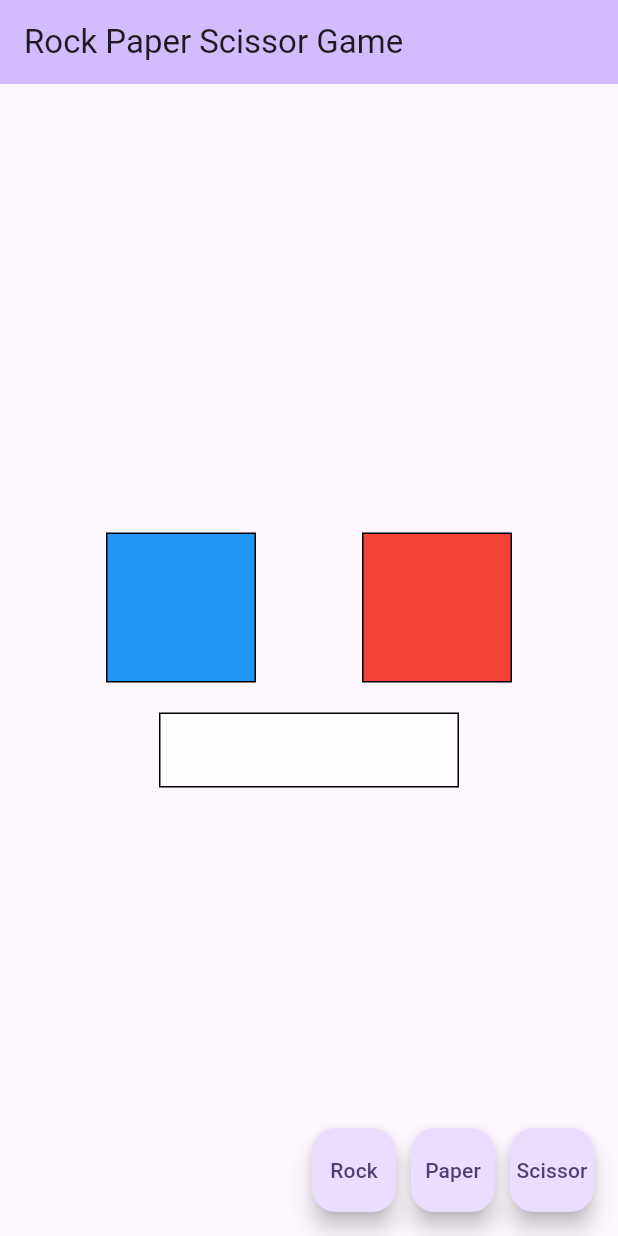
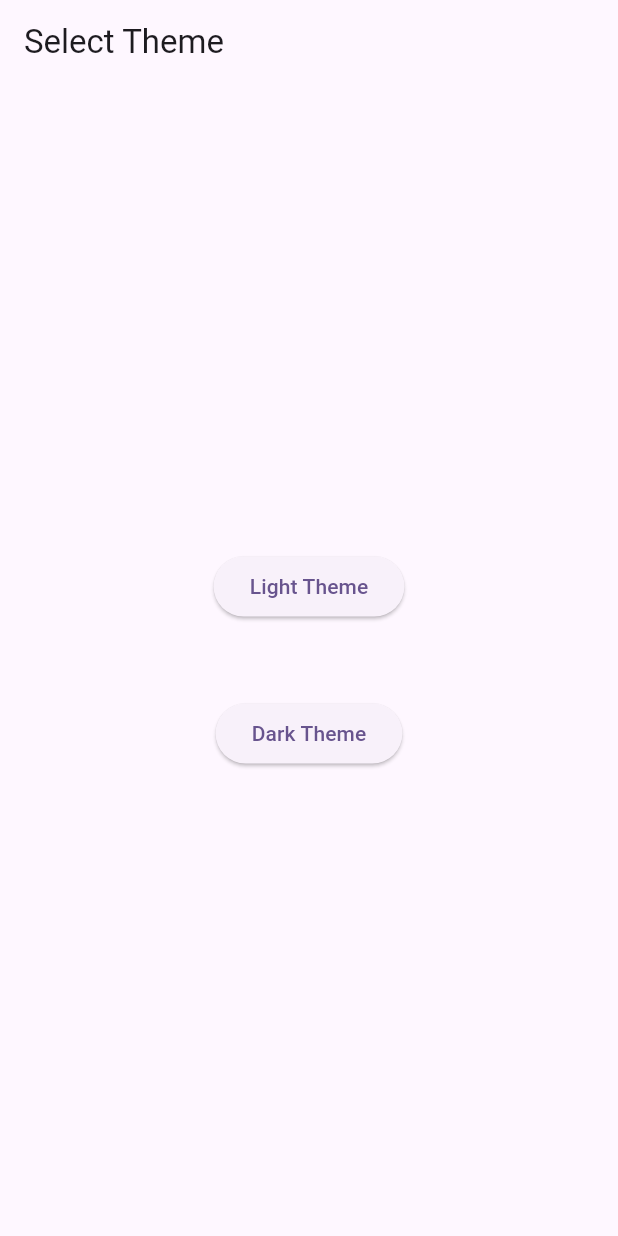
Before and after one commit to sristy0807/FlutterRPS, a Flutter app: the screen it shows after launch, on a phone screen of 412 x 824 dp. Run offline on Flutter 3.47's test engine with Material 3 defaults, Android fonts, the phone set to English and light mode, and no system bars.

Commit message:
themeSelection added class separation

```diff
--- a/lib/main.dart
+++ b/lib/main.dart
@@ -1,5 +1,6 @@
 import 'package:flutter/material.dart';
-import 'dart:math';
+import  'package:learnig_project1/MyHomePage.dart';
+import 'package:learnig_project1/themeSelectionPage.dart';
 
 void main() {
   runApp(const MyApp());
@@ -17,176 +18,8 @@ class MyApp extends StatelessWidget {
         colorScheme: ColorScheme.fromSeed(seedColor: Colors.deepPurple),
         useMaterial3: true,
       ),
-      home: const MyHomePage(title: 'Home Page'),
+      //home: const MyHomePage(title: 'Home Page'),
+      home: ThemeSelectionPage(),
     );
   }
 }
-
-class MyHomePage extends StatefulWidget {
-  const MyHomePage({super.key, required this.title});
-  final String title;
-
-  @override
-  State<MyHomePage> createState() => _MyHomePageState();
-}
-
-enum gameChoices{
-  rock,paper, scissor,
-}
-
-class _MyHomePageState extends State<MyHomePage> {
-
-  var playerCard = " ";
-  var pcCard = " ";
-  var result = " ";
-
-
-  void playerTurn(gameChoices gameChoice){
-    setState(() {
-      playerCard = gameChoice.name.toString();
-
-    });
-
-    pcTurn();
-    roundResult();
-  }
-
-  void pcTurn(){
-    setState(() {
-      final randomChoice = gameChoices.values[Random().nextInt(gameChoices.values.length)];
-      pcCard = randomChoice.name.toString();
-    });
-
-  }
-
-  void roundResult(){
-    setState(() {
-      if(pcCard == playerCard){
-        result = "Draw";
-
-      }
-      else{
-        switch(playerCard){
-          case "rock":
-            if(pcCard == "paper"){
-              result = "PC wins";
-            }else{
-              result = "You win!";
-            };
-          case "paper":
-            if(pcCard == "scissor"){
-              result = "PC wins";
-            }else{
-              result = "You win!";
-            };
-          case "scissor":
-            if(pcCard == "rock"){
-              result = "PC wins";
-            }else{
-              result = "You win!";
-            }
-        }
-      }
-
-    });
-
-  }
-
-
-  @override
-  Widget build(BuildContext context) {
-    return Scaffold(
-      appBar: AppBar(
-        backgroundColor: Theme.of(context).colorScheme.inversePrimary,
-        title: const Text("Rock Paper Scissor Game"),
-      ),
-      body: Center(
-        child: Column(
-          mainAxisAlignment: MainAxisAlignment.center,
-          children: <Widget>[
-            Row(
-              mainAxisAlignment: MainAxisAlignment.spaceEvenly,
-              children: <Widget>[
-                Container(
-                  width: 100.0,
-                  height: 100.0,
-                  alignment: Alignment.center,
-                  decoration: BoxDecoration(
-                    color: Colors.blue,
-                    border: Border.all(),
-                  ),
-                  child: Text(
-                    playerCard,
-                    textAlign: TextAlign.center,
-                    style: TextStyle(color: Colors.white),
-                  ),
-                ),
-                Container(
-                  width: 100.0,
-                  height: 100.0,
-                  alignment: Alignment.center,
-                  decoration: BoxDecoration(
-                    color: Colors.red,
-                    border: Border.all(),
-                  ),
-                  child: Text(
-                    pcCard,
-                    textAlign: TextAlign.center,
-                    style: TextStyle(color: Colors.white),
-                  ),
-                ),
-              ],
-            ),
-            const SizedBox(height: 20),
-            Container(
-              width: 200.0,
-              height: 50.0,
-              alignment: Alignment.center,
-              decoration: BoxDecoration(
-                color: Colors.white60,
-                border: Border.all(),
-              ),
-              child: Text(
-                result,
-                style: const TextStyle(
-                  color:  Colors.black,
-                ),
-              ),
-            )
-          ]
-
-        )
-
-      ),
-      floatingActionButton: Row(
-        mainAxisAlignment: MainAxisAlignment.end,
-        children: [
-          FloatingActionButton(
-              onPressed: ()=> playerTurn(gameChoices.rock),
-              tooltip: "Rock",
-              child: const Text(
-                "Rock",
-              ),
-          ),
-          const SizedBox(width: 10),
-          FloatingActionButton(
-              onPressed: ()=> playerTurn(gameChoices.paper),
-              tooltip: "Paper",
-              child: const Text(
-                "Paper",
-              ),
-          ),
-          const SizedBox(width: 10),
-          FloatingActionButton(
-              onPressed: ()=> playerTurn(gameChoices.scissor),
-              tooltip: "Scissor",
-            child: const Text(
-              "Scissor",
-            ),
-          )
-        ],
-      ),
-      // This trailing comma makes auto-formatting nicer for build methods.
-    );
-  }
-}
--- /dev/null
+++ b/lib/themeSelectionPage.dart
@@ -0,0 +1,34 @@
+import 'package:flutter/material.dart';
+import  'package:learnig_project1/MyHomePage.dart';
+
+class ThemeSelectionPage extends StatelessWidget{
+  @override
+  Widget build(BuildContext context) {
+    return Scaffold(
+      appBar: AppBar(title: Text('Select Theme')),
+      body: Center(
+        child: Column(
+          mainAxisAlignment: MainAxisAlignment.center,
+          children: [
+            ElevatedButton(
+              onPressed: () {
+                // Navigate to MyHomePage with Theme 1
+                Navigator.push(context, MaterialPageRoute(builder: (context) => MyHomePage(title: 'Home Page', themeData: ThemeData.light())));
+              },
+              child: Text('Light Theme'),
+            ),
+            SizedBox(height: 50),
+            ElevatedButton(
+              onPressed: () {
+                // Navigate to MyHomePage with Theme 2
+                Navigator.push(context, MaterialPageRoute(builder: (context) => MyHomePage(title: 'Home Page', themeData: ThemeData.dark())));
+              },
+              child: Text('Dark Theme'),
+            ),
+          ],
+        ),
+      ),
+    );
+  }
+
+}
```
Also changed, not shown: lib/MyHomePage.dart (added, +165 -0 lines).
